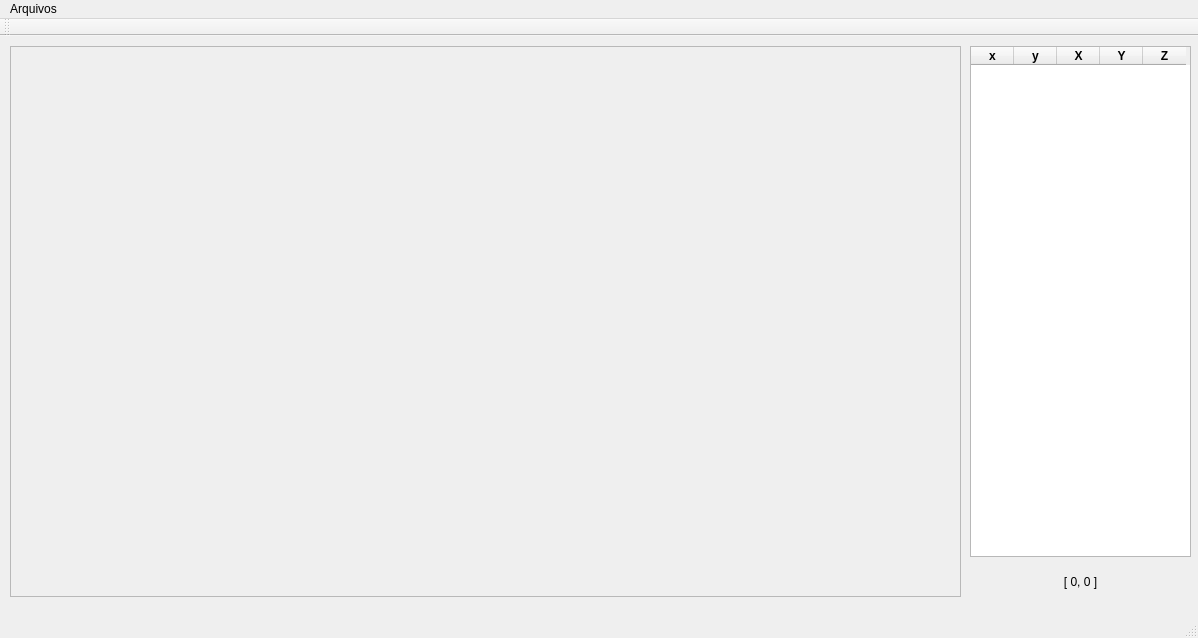
mathbarc/multiview-futtracker, file Ferramentas/CameraMarker/forms/cameramarker.ui: the form before one commit.
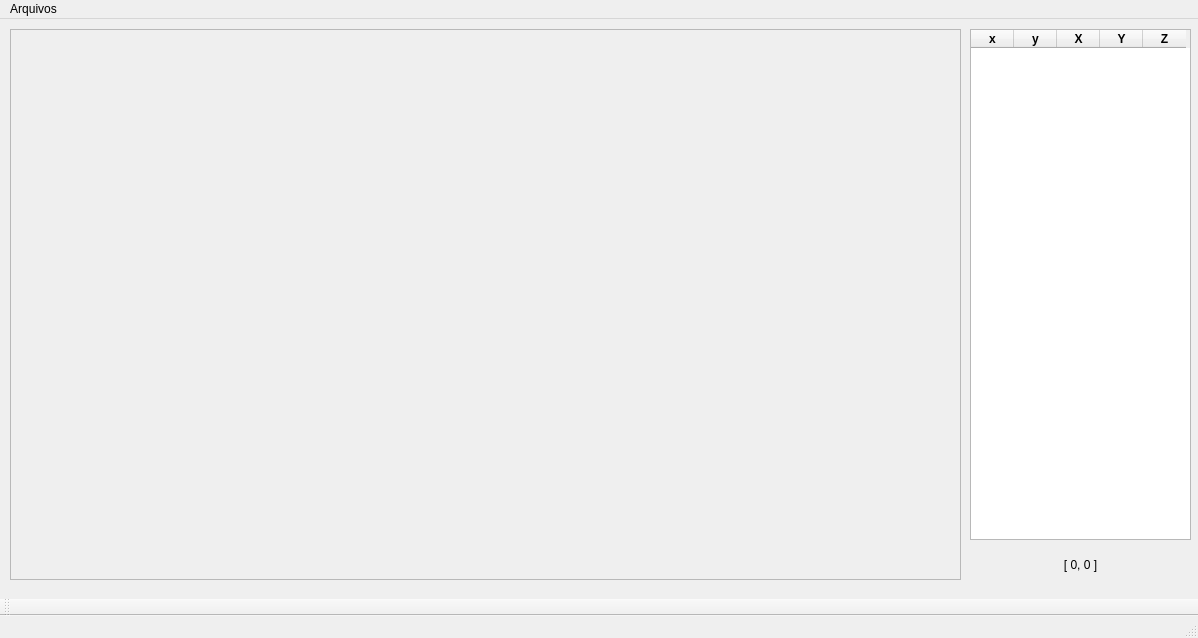
The form after the commit. Icons and pictures are not drawn.

Diff of the .ui file:
```diff
--- a/Ferramentas/CameraMarker/forms/cameramarker.ui
+++ b/Ferramentas/CameraMarker/forms/cameramarker.ui
@@ -251,7 +251,7 @@
   </widget>
   <widget class="QToolBar" name="mainToolBar">
    <attribute name="toolBarArea">
-    <enum>TopToolBarArea</enum>
+    <enum>BottomToolBarArea</enum>
    </attribute>
    <attribute name="toolBarBreak">
     <bool>false</bool>
```
Left out of the diff: 15 changed lines with no effect on the pictures.
